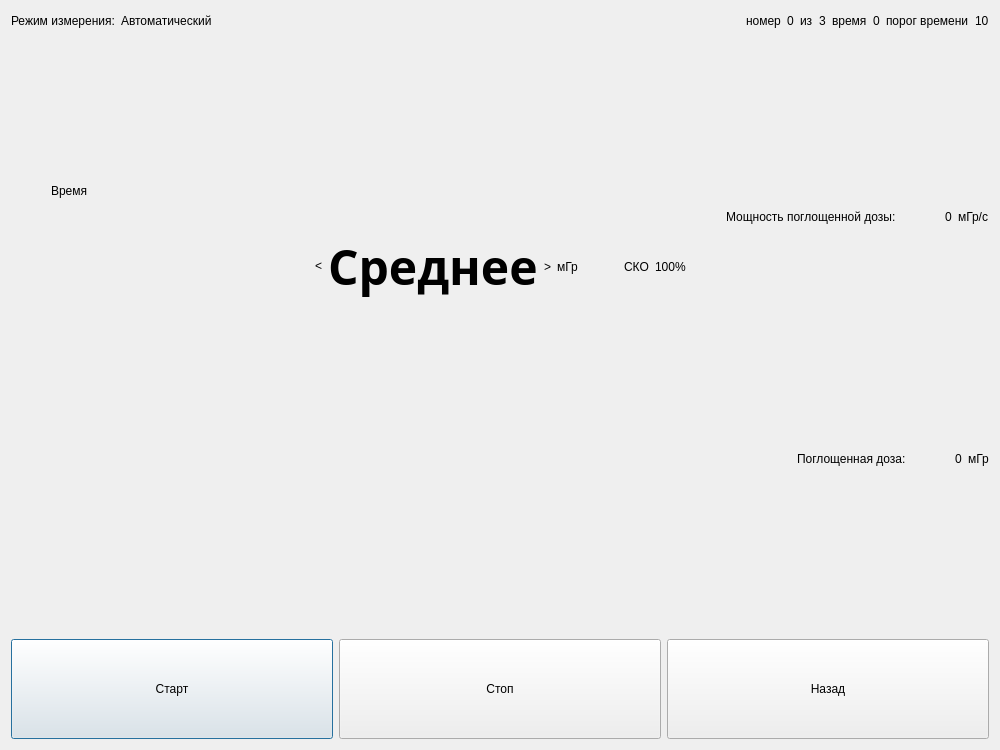
Old version of the form qtsrc/progBGN/BGN_26_10/beta_measuring_measure.ui in the repository basketbgn/basket.
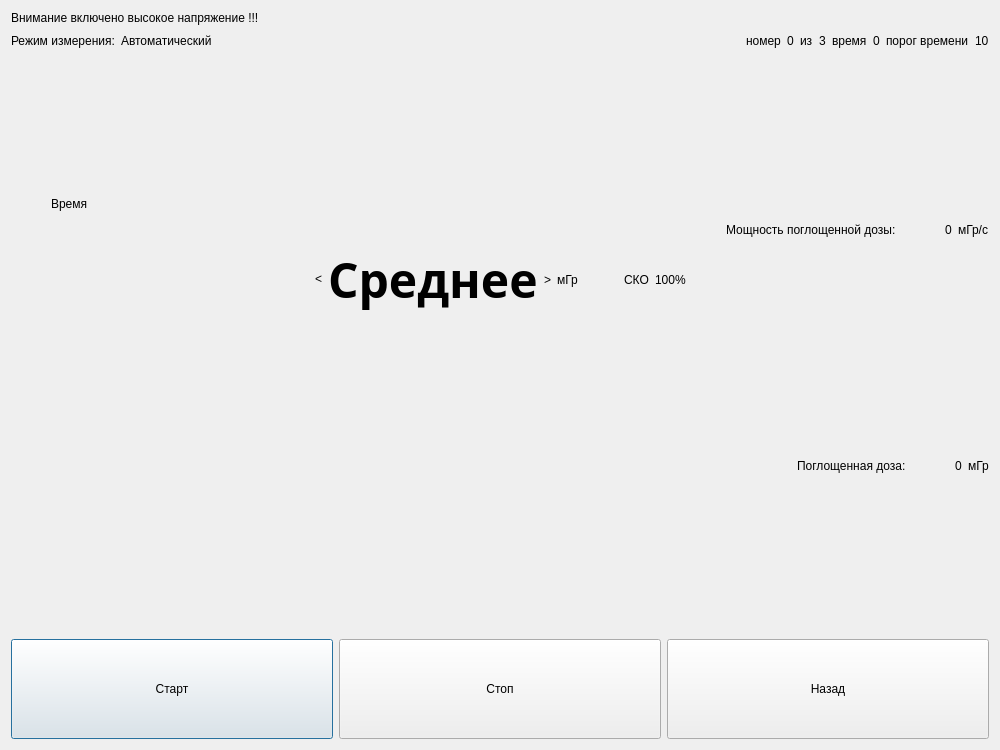
New version of the form.

```diff
--- a/qtsrc/progBGN/BGN_26_10/beta_measuring_measure.ui
+++ b/qtsrc/progBGN/BGN_26_10/beta_measuring_measure.ui
@@ -14,6 +14,13 @@
    <string>Dialog</string>
   </property>
   <layout class="QVBoxLayout" name="verticalLayout_2">
+   <item>
+    <widget class="QLabel" name="label_5">
+     <property name="text">
+      <string>Внимание включено высокое напряжение !!!</string>
+     </property>
+    </widget>
+   </item>
    <item>
     <layout class="QHBoxLayout" name="horizontalLayout">
      <item>
```
